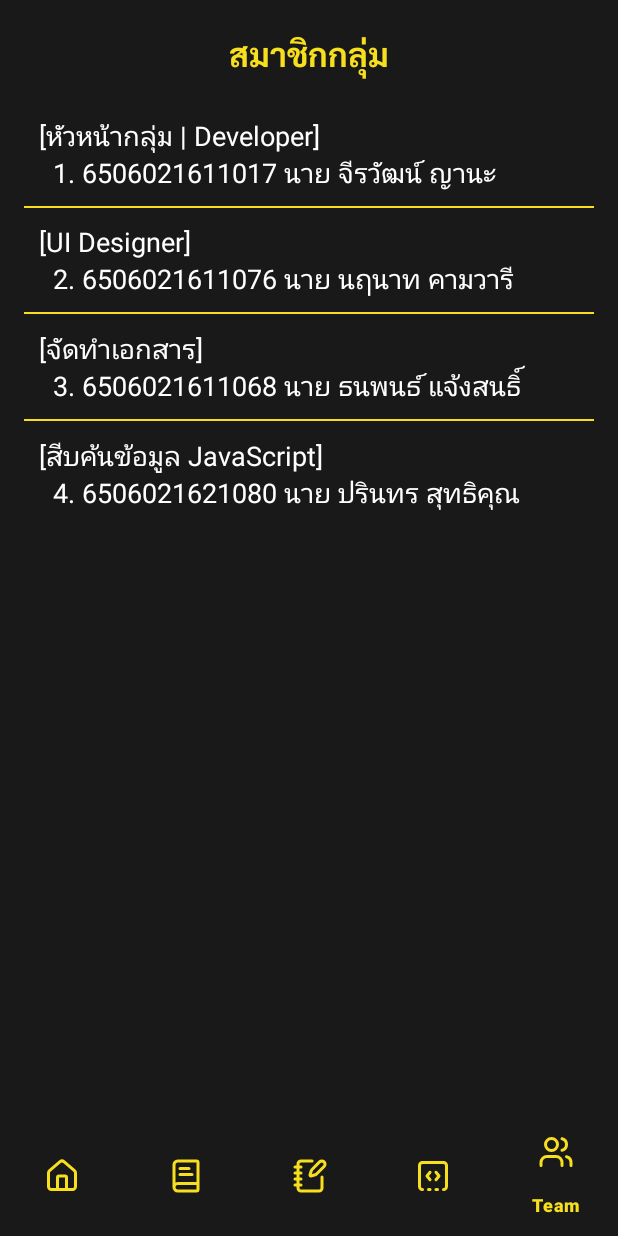
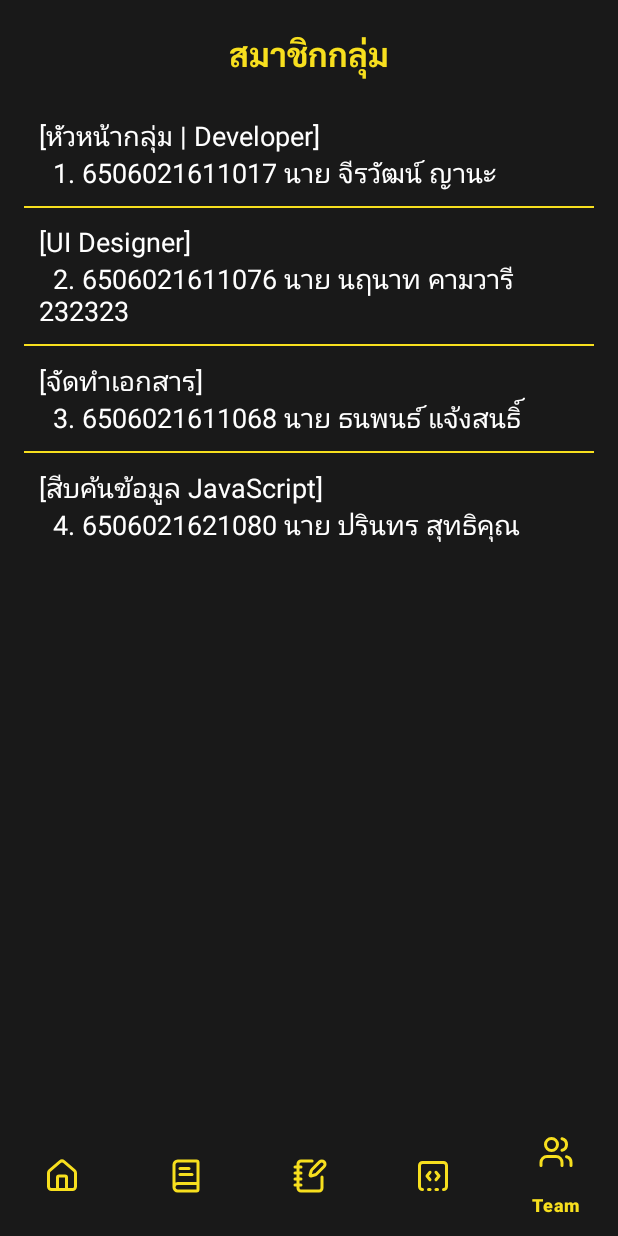
Before and after one commit to Chirawattt/Final-Project-JavaScript-Group16, an Android app: the screen it shows after launch (MainActivity), item 5 of the bottom bar chosen, on a phone screen of 412 x 824 dp. Run offline under Robolectric (Android 15) with nearby library versions, the phone set to English and light mode, and no system bars.

Commit message:
change name

```diff
--- a/app/src/main/java/com/example/final_project_javascript_group16/TeamFragment.java
+++ b/app/src/main/java/com/example/final_project_javascript_group16/TeamFragment.java
@@ -15,7 +15,7 @@ public class TeamFragment extends Fragment {
 
     private String[] teamMembers = {
             "[หัวหน้ากลุ่ม | Developer]\n  1. 6506021611017 นาย จีรวัฒน์ ญานะ",
-            "[UI Designer]\n  2. 6506021611076 นาย นฤนาท คามวารี ",
+            "[UI Designer]\n  2. 6506021611076 นาย นฤนาท คามวารี 232323",
             "[จัดทำเอกสาร]\n  3. 6506021611068 นาย ธนพนธ์ แจ้งสนธิ์ ",
             "[สีบค้นข้อมูล JavaScript]\n  4. 6506021621080 นาย ปรินทร สุทธิคุณ ",
     };
```
